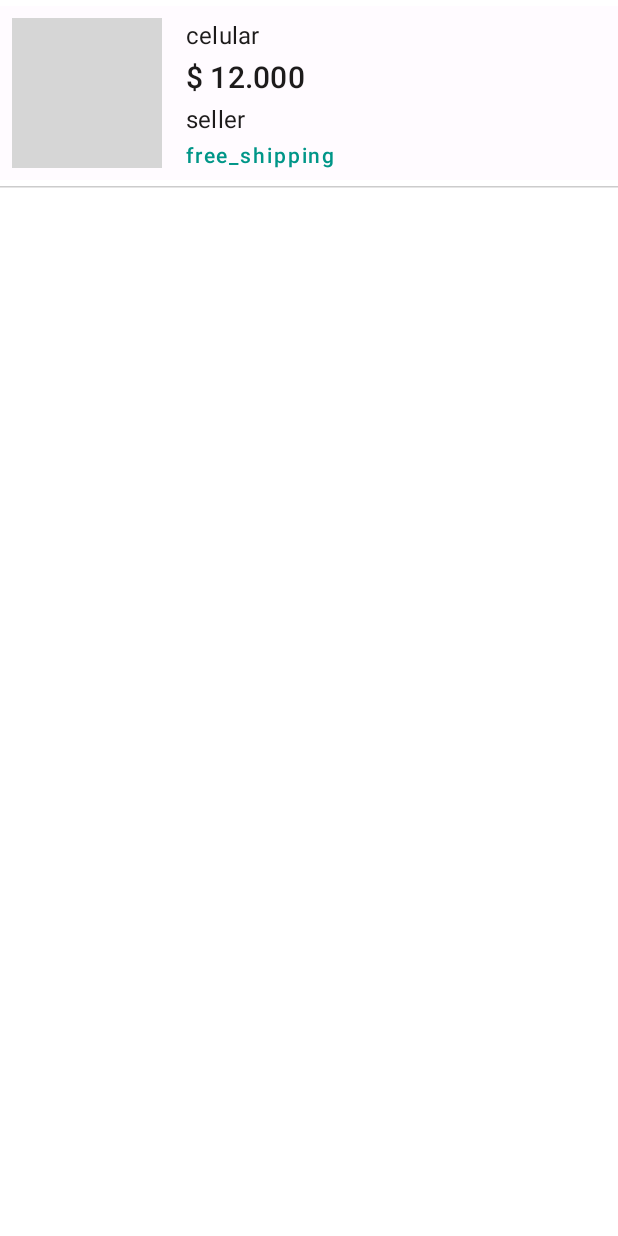
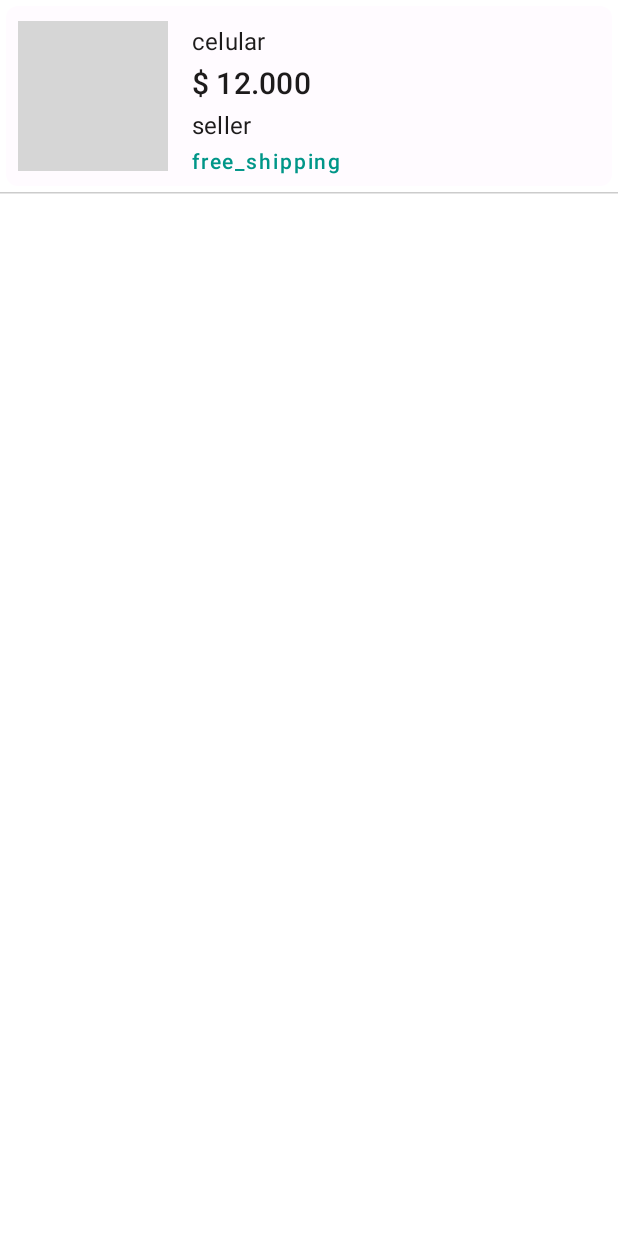
Before and after one commit to crisanbe/Free-market-test, an Android app built with Jetpack Compose: the @Preview function ProductListPreview, on a phone screen of 412 x 824 dp. Run offline under Robolectric (Android 15) with nearby library versions, the phone set to English and light mode, and no system bars; libraries missing offline, so code that uses them is left out: coil.decode; pictures from the network do not load; grey boxes are pictures that could not be loaded.

Commit message:
design adjustment and image loading improvement

```diff
--- a/app/build.gradle.kts
+++ b/app/build.gradle.kts
@@ -65,6 +65,9 @@ dependencies {
     implementation(libs.androidx.ui.tooling.preview)
     implementation(libs.androidx.material3)
     implementation(libs.androidx.material)
+    implementation("io.coil-kt:coil-svg:2.6.0")
+    implementation("io.coil-kt:coil-gif:2.6.0")
+    implementation("androidx.compose.animation:animation:1.6.7")
     implementation("com.google.accompanist:accompanist-systemuicontroller:0.16.0")
     testImplementation(libs.junit)
     androidTestImplementation(libs.androidx.junit)
--- a/app/src/main/java/com/cvelez/freemarkettest/feactureArticleDetail/presentation/ArticleDetailScreen.kt
+++ b/app/src/main/java/com/cvelez/freemarkettest/feactureArticleDetail/presentation/ArticleDetailScreen.kt
@@ -33,7 +33,6 @@ import coil.compose.rememberAsyncImagePainter
 import com.cvelez.freemarkettest.R
 import com.cvelez.freemarkettest.feactureArticleDetail.data.model.ArticleDetail
 import com.cvelez.freemarkettest.feactureArticleDetail.data.model.ArticlePictures
-import com.cvelez.freemarkettest.featureSearch.presentation.ArticleList
 import com.cvelez.freemarkettest.ui.Utils
 import com.cvelez.freemarkettest.ui.theme.TestMeliTheme
 
@@ -84,6 +83,8 @@ fun ArticleDetailScreen(
                             Image(
                                 painter = rememberAsyncImagePainter(
                                     uiState.product?.pictures?.get(
+
+
                                         0
                                     )?.secure_url
                                 ),
--- a/app/src/main/java/com/cvelez/freemarkettest/featureSearch/presentation/ArticleList.kt
+++ b/app/src/main/java/com/cvelez/freemarkettest/featureSearch/presentation/ArticleList.kt
@@ -1,68 +1,89 @@
 package com.cvelez.freemarkettest.featureSearch.presentation
 
+//noinspection UsingMaterialAndMaterial3Libraries
+import android.content.Context
+import android.os.Build
 import androidx.compose.foundation.Image
 import androidx.compose.foundation.background
-import androidx.compose.foundation.layout.*
+import androidx.compose.foundation.border
+import androidx.compose.foundation.isSystemInDarkTheme
+import androidx.compose.foundation.layout.Box
+import androidx.compose.foundation.layout.Column
+import androidx.compose.foundation.layout.Row
+import androidx.compose.foundation.layout.Spacer
+import androidx.compose.foundation.layout.fillMaxHeight
+import androidx.compose.foundation.layout.fillMaxSize
+import androidx.compose.foundation.layout.fillMaxWidth
+import androidx.compose.foundation.layout.height
+import androidx.compose.foundation.layout.padding
+import androidx.compose.foundation.layout.size
+import androidx.compose.foundation.layout.width
 import androidx.compose.foundation.lazy.LazyColumn
 import androidx.compose.foundation.lazy.items
 import androidx.compose.foundation.shape.RoundedCornerShape
+import androidx.compose.material.MaterialTheme
 import androidx.compose.material3.Card
 import androidx.compose.material3.CardDefaults
-import androidx.compose.material3.Divider
-import androidx.compose.material3.ExperimentalMaterial3Api
 import androidx.compose.material3.HorizontalDivider
-import androidx.compose.material3.MaterialTheme
-import androidx.compose.material3.Shapes
 import androidx.compose.material3.Text
 import androidx.compose.runtime.Composable
-import androidx.compose.runtime.remember
 import androidx.compose.ui.Alignment
 import androidx.compose.ui.Modifier
+import androidx.compose.ui.draw.clip
+import androidx.compose.ui.draw.scale
 import androidx.compose.ui.graphics.Color
-import androidx.compose.ui.graphics.RectangleShape
-import androidx.compose.ui.graphics.Shape
+import androidx.compose.ui.graphics.ColorFilter
+import androidx.compose.ui.graphics.painter.Painter
+import androidx.compose.ui.graphics.vector.ImageVector
+import androidx.compose.ui.graphics.vector.rememberVectorPainter
 import androidx.compose.ui.layout.ContentScale
+import androidx.compose.ui.platform.LocalContext
+import androidx.compose.ui.res.painterResource
 import androidx.compose.ui.text.style.TextOverflow
 import androidx.compose.ui.tooling.preview.Preview
 import androidx.compose.ui.unit.dp
+import coil.ImageLoader
+import coil.compose.AsyncImage
+import coil.compose.AsyncImagePainter
+import coil.compose.LocalImageLoader
+import coil.compose.SubcomposeAsyncImage
+import coil.compose.SubcomposeAsyncImageContent
 import coil.compose.rememberAsyncImagePainter
+import coil.compose.rememberImagePainter
+import coil.decode.GifDecoder
+import coil.decode.ImageDecoderDecoder
+import coil.decode.SvgDecoder
+import coil.request.ImageRequest
+import coil.size.Scale
+import coil.size.Size
+import com.cvelez.freemarkettest.R
 import com.cvelez.freemarkettest.featureSearch.data.model.Article
 import com.cvelez.freemarkettest.featureSearch.data.model.Seller
+import com.cvelez.freemarkettest.featureSearch.data.model.Shipping
 import com.cvelez.freemarkettest.ui.Utils
 import com.cvelez.freemarkettest.ui.theme.TestMeliTheme
 
 @Composable
-fun ArticleList(
-    products: List<Article>,
-    modifier: Modifier = Modifier,
-    onProductClick: (String?) -> Unit
-) {
-    LazyColumn(
-        modifier = modifier,
-        contentPadding = PaddingValues(top = 0.dp, start = 0.dp, end = 0.dp, bottom = 0.dp),
-    ) {
+fun ArticleList(products: List<Article>, modifier: Modifier, onProductClick: (String?) -> Unit) {
+    LazyColumn {
         items(products) { product ->
-            ProductRow(productRecord = product, onProductClick = {
-                onProductClick(product.id)
-            })
+            ProductRow(product, modifier, onProductClick)
             HorizontalDivider(color = Color.LightGray)
         }
     }
 }
 
-@OptIn(ExperimentalMaterial3Api::class)
 @Composable
-fun ProductRow(productRecord: Article, modifier: Modifier = Modifier, onProductClick: () -> Unit) {
-    val formattedPrice = remember { Utils.formatPrice((productRecord.price) ?: 0L) }
+fun ProductRow(product: Article, modifier: Modifier, onProductClick: (String?) -> Unit) {
     Card(
         modifier = modifier
             .fillMaxWidth()
-            .padding(vertical = 4.dp),
+            .padding(4.dp),
+        onClick = { onProductClick(product.id) },
+        shape = RoundedCornerShape(8.dp),
         colors = CardDefaults.cardColors(
-            containerColor = androidx.compose.material.MaterialTheme.colors.background,
+            containerColor = MaterialTheme.colors.background,
         ),
-        shape = RectangleShape,
-        onClick = onProductClick
     ) {
         Row(
             modifier = Modifier
@@ -70,49 +91,44 @@ fun ProductRow(productRecord: Article, modifier: Modifier = Modifier, onProductC
                 .padding(8.dp),
             verticalAlignment = Alignment.CenterVertically
         ) {
-            Card(
-                modifier = Modifier.size(100.dp),
-                shape = RoundedCornerShape(8.dp),
-                colors = CardDefaults.cardColors(
-                    containerColor = androidx.compose.material.MaterialTheme.colors.background,
-                ),
-            ) {
-                Image(
-                    painter = rememberAsyncImagePainter(productRecord.thumbnail.toString()),
-                    contentDescription = "Product Image",
-                    modifier = Modifier
-                        .size(100.dp)
-                        .background(Color.LightGray),
-                    contentScale = ContentScale.Crop
-                )
-            }
+
+            ImageDecodedLocal(
+                modifier = Modifier
+                    .size(100.dp),
+                urlImage = product.thumbnail,
+                scaleImage = ContentScale.FillWidth,
+                descriptionImage = "Imagen del producto"
+            )
             Spacer(modifier = Modifier.width(16.dp))
             Column(
-                modifier = Modifier.fillMaxWidth()
+                modifier = Modifier
+                    .fillMaxWidth()
+                    .fillMaxHeight()
             ) {
                 Text(
-                    text = productRecord.title?.trim().toString(),
-                    style = androidx.compose.material.MaterialTheme.typography.subtitle1,
+                    text = product.title?.trim().toString(),
+                    style = MaterialTheme.typography.subtitle1,
                     maxLines = 2,
-                    color = androidx.compose.material.MaterialTheme.colors.secondaryVariant,
-                    overflow = TextOverflow.Ellipsis
-                )
-                Text(
-                    text = formattedPrice,
-                    style = androidx.compose.material.MaterialTheme.typography.h6,
-                    color = androidx.compose.material.MaterialTheme.colors.secondaryVariant,
+                    color = MaterialTheme.colors.secondaryVariant,
+                    overflow = TextOverflow.Ellipsis,
                     modifier = Modifier.padding(top = 4.dp)
                 )
                 Text(
-                    text = productRecord.seller?.nickname ?: "",
-                    style = androidx.compose.material.MaterialTheme.typography.subtitle1,
-                    color = androidx.compose.material.MaterialTheme.colors.secondaryVariant,
+                    text = Utils.formatPrice((product.price) ?: 0L),
+                    style = MaterialTheme.typography.h6,
+                    color = MaterialTheme.colors.secondaryVariant,
                     modifier = Modifier.padding(top = 4.dp)
                 )
                 Text(
-                    text = productRecord.shipping?.tags?.get(0) ?: "",
-                    style = androidx.compose.material.MaterialTheme.typography.button,
-                    color = androidx.compose.material.MaterialTheme.colors.secondary,
+                    text = product.seller?.nickname ?: "",
+                    style = MaterialTheme.typography.subtitle1,
+                    color = MaterialTheme.colors.secondaryVariant,
+                    modifier = Modifier.padding(top = 4.dp)
+                )
+                Text(
+                    text = product.shipping?.tags?.firstOrNull() ?: "Envio gratis",
+                    style = MaterialTheme.typography.button,
+                    color = MaterialTheme.colors.secondary,
                     modifier = Modifier.padding(top = 4.dp)
                 )
             }
@@ -130,10 +146,71 @@ fun ProductListPreview() {
                     title = "celular",
                     price = 12000,
                     seller = Seller(nickname = "seller"),
-                    shipping = com.cvelez.freemarkettest.featureSearch.data.model.Shipping(tags = listOf("free_shipping")),
+                    shipping = Shipping(tags = listOf("free_shipping")),
                     thumbnail = "https://tienda.movistar.com.co/media/catalog/product/cache/ebd1de6550e0d0b8d8c505e2a09b56c4/m/o/motog52azul01_1.jpg")
-            )) {
+            ),modifier = Modifier, onProductClick = {} )
+    }
+}
 
+@Composable
+fun ImageDecodedLocal(
+    modifier: Modifier,
+    urlImage: String? = null,
+    colorFilter: ColorFilter? = null,
+    scaleImage: ContentScale,
+    descriptionImage: String
+) {
+     if (!urlImage.isNullOrEmpty()) {
+        AsyncImage(
+            model = ImageRequest.Builder(LocalContext.current)
+                    .data(urlImage)
+                    .scale(Scale.FILL)
+                    .crossfade(true)
+                    .size(Size.ORIGINAL)
+                    .build(),
+            placeholder =  painterResource(id = R.drawable.picture),
+            contentDescription = descriptionImage,
+            modifier = modifier
+                .clip(RoundedCornerShape(12.dp))
+                .border(2.dp, MaterialTheme.colors.background, RoundedCornerShape(12.dp))
+                .background(Color.LightGray, RoundedCornerShape(12.dp)),
+            contentScale = scaleImage
+        )
+    }
+}
+
+@Composable
+fun CustomLoad(
+    context: Context,
+    stateProgress: Boolean,
+    color: Color = MaterialTheme.colors.background
+) {
+    if (stateProgress) {
+        val isDarkTheme = isSystemInDarkTheme()
+        val imageRes = if (isDarkTheme) R.drawable.mercadolibre else R.drawable.dark_mercadolibre
+
+        Box(
+            modifier = Modifier
+                .fillMaxSize()
+                .background(color),
+            contentAlignment = Alignment.Center
+        ) {
+            val imgLoader = ImageLoader.Builder(context).components {
+                if (Build.VERSION.SDK_INT >= 28) {
+                    add(ImageDecoderDecoder.Factory())
+                } else {
+                    add(GifDecoder.Factory())
+                }
+            }.build()
+
+            Image(
+                painter = rememberAsyncImagePainter(
+                    model = imageRes,
+                    imageLoader = imgLoader
+                ),
+                contentDescription = null,
+                modifier = Modifier.size(170.dp)
+            )
         }
     }
 }
--- a/app/src/main/java/com/cvelez/freemarkettest/featureSearch/presentation/SearchArticleRoute.kt
+++ b/app/src/main/java/com/cvelez/freemarkettest/featureSearch/presentation/SearchArticleRoute.kt
@@ -2,16 +2,17 @@ package com.cvelez.freemarkettest.featureSearch.presentation
 
 import androidx.compose.foundation.layout.Column
 import androidx.compose.runtime.Composable
+import androidx.compose.ui.Modifier
 import com.cvelez.freemarkettest.featureSearch.presentation.estateUi.SearchArticleEvents
 import com.cvelez.freemarkettest.featureSearch.presentation.viewModel.SearchArticleViewModel
 
 @Composable
-fun SearchArticleRoute(viewModel: SearchArticleViewModel, onShowProductDetail : (String?) -> Unit) {
+fun SearchArticleRoute(viewModel: SearchArticleViewModel,modifier: Modifier, onShowProductDetail : (String?) -> Unit) {
     Column {
         SearchArticleScreen(uiState = viewModel.uiState, onQuerySearch = {
             viewModel.onEvent(SearchArticleEvents.OnQueryChange(it))
         }, onSearchProduct = {
             viewModel.onEvent(SearchArticleEvents.OnClickSearchProduct)
-        }, onProductClick = onShowProductDetail)
+        }, onProductClick = onShowProductDetail, modifier = modifier)
     }
 }
```
Also changed, not shown: app/src/main/java/com/cvelez/freemarkettest/MainActivity.kt (+19 -9 lines), app/src/main/java/com/cvelez/freemarkettest/featureSearch/presentation/SearchArticleScreen.kt (+55 -32 lines), app/src/main/java/com/cvelez/freemarkettest/featureSearch/presentation/viewModel/SearchArticleViewModel.kt (+14 -7 lines), app/src/main/res/drawable/dark_mercadolibre.webp (added), app/src/main/res/drawable/gif_carga_meli.gif (added), app/src/main/res/drawable/giphy.webp (added), app/src/main/res/drawable/ic_cargando.gif (added), app/src/main/res/drawable/mercadolibre.webp (added), app/src/main/res/drawable/picture.png (added).
